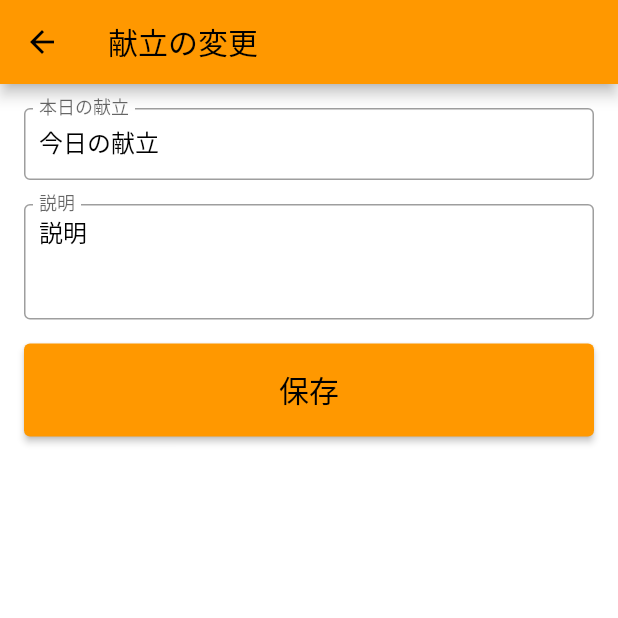
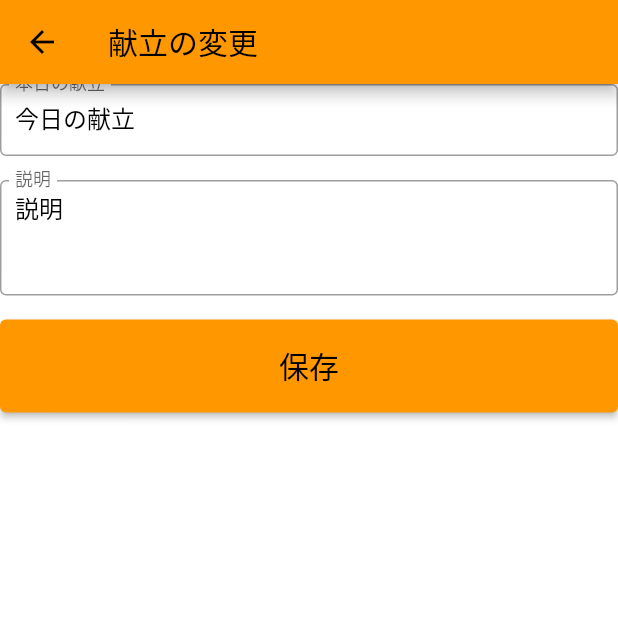
Before and after one commit to shinnkura/simple_lunch, a Flutter app: the screen it shows after launch, after a tap on "今日の献立", on a phone screen of 412 x 824 dp, the top half of it. Run offline on Flutter 3.47's test engine with Material 2 defaults, Android fonts, the phone set to English and light mode, and no system bars; our stand-ins replace cloud_firestore, firebase_core, shared_preferences; accounts and stored records are empty.

```diff
--- a/lib/screens/edit_menu.dart
+++ b/lib/screens/edit_menu.dart
@@ -38,9 +38,7 @@ class _EditMenuScreenState extends State<EditMenuScreen> {
         ),
         backgroundColor: kPrimaryColor,
       ),
-      body: Padding(
-        padding: const EdgeInsets.all(16.0),
-        child: Form(
+      body: Form(
         key: _formKey,
         child: Column(
           crossAxisAlignment: CrossAxisAlignment.stretch,
@@ -99,7 +97,6 @@ class _EditMenuScreenState extends State<EditMenuScreen> {
           ],
         ),
       ),
-      ),
     );
   }
 }
```
Also changed, not shown: lib/screens/home.dart (+14 -23 lines), pubspec.yaml (+20 -20 lines), assets/images/icon.jpg (added), pubspec.lock, 41 other files. Lines whose indentation alone changed are shown as unchanged.
